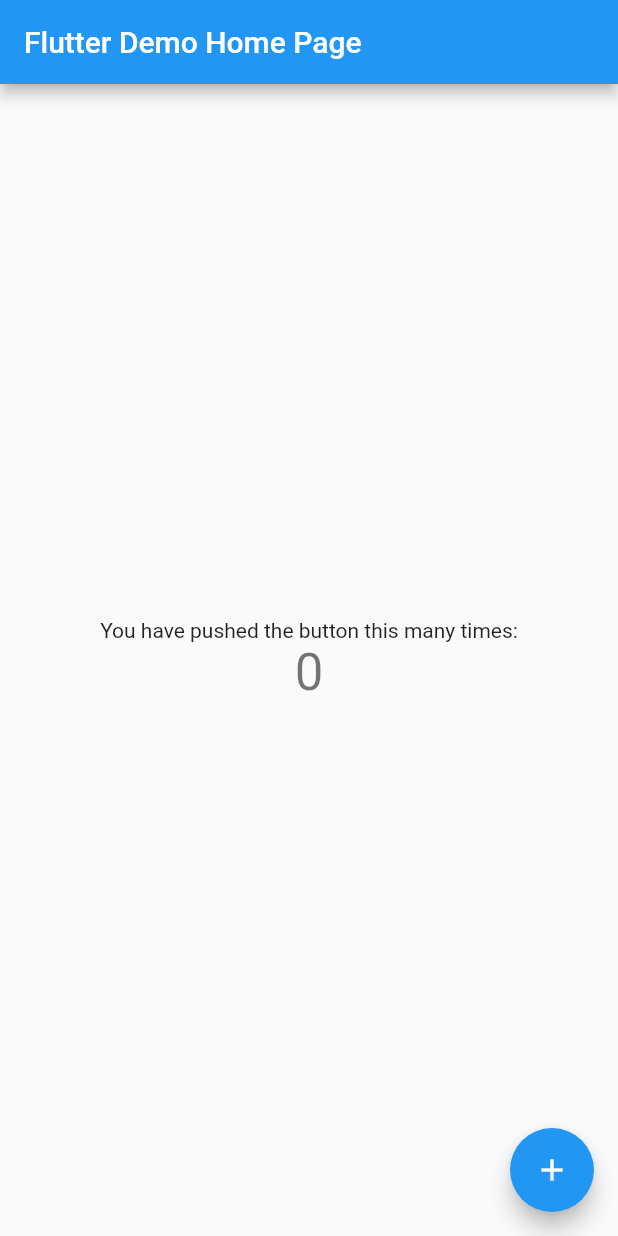
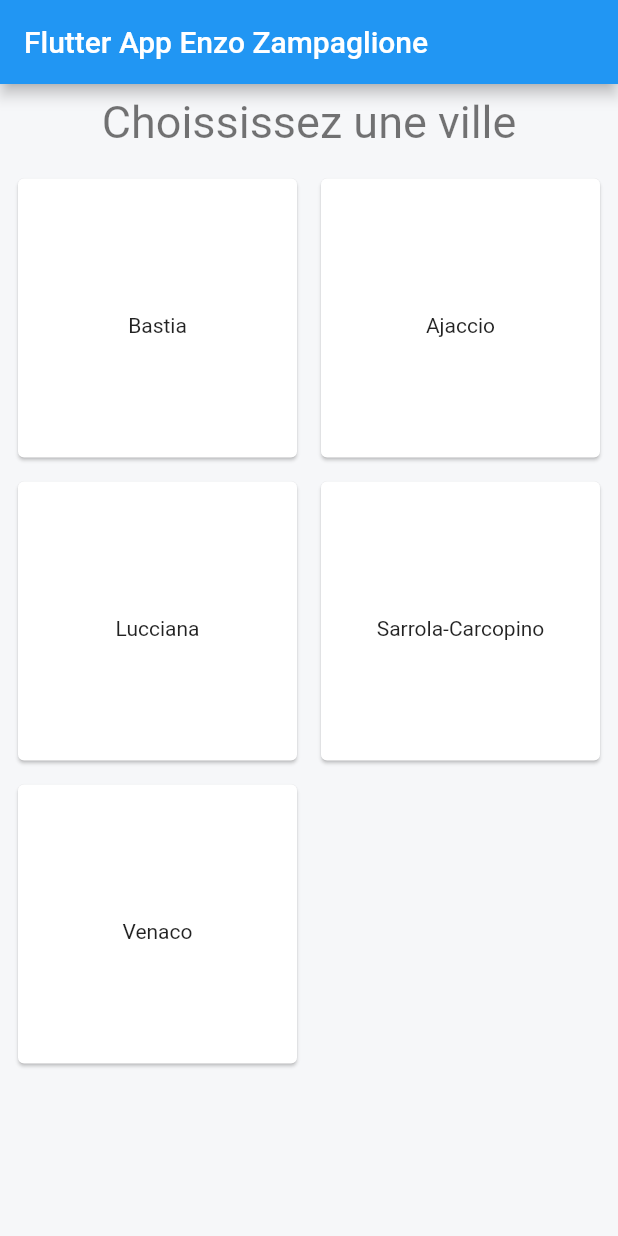
Before and after one commit to EnzoZa/App-Flutter-with-API-OpenData, a Flutter app: the screen it shows after launch, on a phone screen of 412 x 824 dp. Run offline on Flutter 3.47's test engine with Material 2 defaults, Android fonts, the phone set to English and light mode, and no system bars.

Commit message:
:sparkles: List of cities and list of stations :sparkles:
liste des villes et des stations + appels à l'api

```diff
--- a/flutter_application/lib/main.dart
+++ b/flutter_application/lib/main.dart
@@ -1,4 +1,6 @@
 import 'package:flutter/material.dart';
+import 'package:flutter_application/meteo.dart';
+import 'package:flutter_application/station.dart';
 
 void main() {
   runApp(const MyApp());
@@ -24,92 +26,98 @@ class MyApp extends StatelessWidget {
         // is not restarted.
         primarySwatch: Colors.blue,
       ),
-      home: const MyHomePage(title: 'Flutter Demo Home Page'),
+      home: const MyHomePage(),
     );
   }
 }
 
 class MyHomePage extends StatefulWidget {
-  const MyHomePage({super.key, required this.title});
+  const MyHomePage({super.key});
 
-  // This widget is the home page of your application. It is stateful, meaning
-  // that it has a State object (defined below) that contains fields that affect
-  // how it looks.
 
-  // This class is the configuration for the state. It holds the values (in this
-  // case the title) provided by the parent (in this case the App widget) and
-  // used by the build method of the State. Fields in a Widget subclass are
-  // always marked "final".
-
-  final String title;
 
   @override
   State<MyHomePage> createState() => _MyHomePageState();
 }
 
+class City {
+  final name;
+  final redirection;
+  final station_name;
+  final station_request_name;
+
+  City(this.name, this.redirection, this.station_name, this.station_request_name);
+}
+
 class _MyHomePageState extends State<MyHomePage> {
-  int _counter = 0;
-
-  void _incrementCounter() {
-    setState(() {
-      // This call to setState tells the Flutter framework that something has
-      // changed in this State, which causes it to rerun the build method below
-      // so that the display can reflect the updated values. If we changed
-      // _counter without calling setState(), then the build method would not be
-      // called again, and so nothing would appear to happen.
-      _counter++;
-    });
-  }
+  List<City> cities = [
+    City('Bastia', true, '', ''),
+    City('Ajaccio', true, '', ''),
+    City('Lucciana', false, 'Bastia La Marana', 'BASTIA+LA+MARANA'),
+    City('Sarrola-Carcopino', false, 'Ajaccio Piataniccia', 'AJACCIO+PIATANICCIA'),
+    City('Venaco', false, 'Venaco', 'Venaco')
+    ];
 
   @override
   Widget build(BuildContext context) {
-    // This method is rerun every time setState is called, for instance as done
-    // by the _incrementCounter method above.
-    //
-    // The Flutter framework has been optimized to make rerunning build methods
-    // fast, so that you can just rebuild anything that needs updating rather
-    // than having to individually change instances of widgets.
     return Scaffold(
+      backgroundColor: Color(0xfff6f7f9),
       appBar: AppBar(
-        // Here we take the value from the MyHomePage object that was created by
-        // the App.build method, and use it to set our appbar title.
-        title: Text(widget.title),
+        title: Text('Flutter App Enzo Zampaglione'),
       ),
-      body: Center(
-        // Center is a layout widget. It takes a single child and positions it
-        // in the middle of the parent.
-        child: Column(
-          // Column is also a layout widget. It takes a list of children and
-          // arranges them vertically. By default, it sizes itself to fit its
-          // children horizontally, and tries to be as tall as its parent.
-          //
-          // Invoke "debug painting" (press "p" in the console, choose the
-          // "Toggle Debug Paint" action from the Flutter Inspector in Android
-          // Studio, or the "Toggle Debug Paint" command in Visual Studio Code)
-          // to see the wireframe for each widget.
-          //
-          // Column has various properties to control how it sizes itself and
-          // how it positions its children. Here we use mainAxisAlignment to
-          // center the children vertically; the main axis here is the vertical
-          // axis because Columns are vertical (the cross axis would be
-          // horizontal).
-          mainAxisAlignment: MainAxisAlignment.center,
-          children: <Widget>[
-            const Text(
-              'You have pushed the button this many times:',
+      body: Column(
+        children: <Widget>[
+          Padding(
+            padding: const EdgeInsets.all(8.0),
+            child: Text(
+              'Choississez une ville',
+              style: TextStyle(
+                fontSize: 30,
+                color: Colors.black54,
+              ),
             ),
-            Text(
-              '$_counter',
-              style: Theme.of(context).textTheme.headline4,
+          ),
+          Expanded(
+            child: Padding(
+              padding: const EdgeInsets.all(8.0),
+              child: GridView.count(
+                crossAxisCount: 2,
+                crossAxisSpacing: 8,
+                mainAxisSpacing: 8,
+                children: cities
+                    .map(
+                      (e) => InkWell(
+                        onTap: () {
+                          if (e.redirection)
+                            Navigator.push(
+                              context,
+                              MaterialPageRoute(builder: (_) => Stations(city: e))
+                            );
+                          else
+                            Navigator.push(
+                              context,
+                              MaterialPageRoute(builder: (_) => Meteo(city: e))
+                          );
+                        },
+                        child: Card(
+                          child: Column(
+                            mainAxisAlignment: MainAxisAlignment.center,
+                            children: <Widget>[
+                              SizedBox(height: 10),
+                              Text(
+                                e.name,
+                              ),
+                            ],
+                          ),
+                        ),
+                      ),
+                    )
+                    .toList(),
+              ),
             ),
-          ],
-        ),
+          )
+        ],
       ),
-      floatingActionButton: FloatingActionButton(
-        onPressed: _incrementCounter,
-        tooltip: 'Increment',
-        child: const Icon(Icons.add),
-      ), // This trailing comma makes auto-formatting nicer for build methods.
     );
   }
 }
--- a/flutter_application/pubspec.yaml
+++ b/flutter_application/pubspec.yaml
@@ -36,6 +36,7 @@ dependencies:
   # The following adds the Cupertino Icons font to your application.
   # Use with the CupertinoIcons class for iOS style icons.
   cupertino_icons: ^1.0.2
+  http: ^0.13.5
 
 dev_dependencies:
   flutter_test:
```
Also changed, not shown: flutter_application/lib/meteo.dart (added, +71 -0 lines), flutter_application/lib/station.dart (added, +98 -0 lines).
